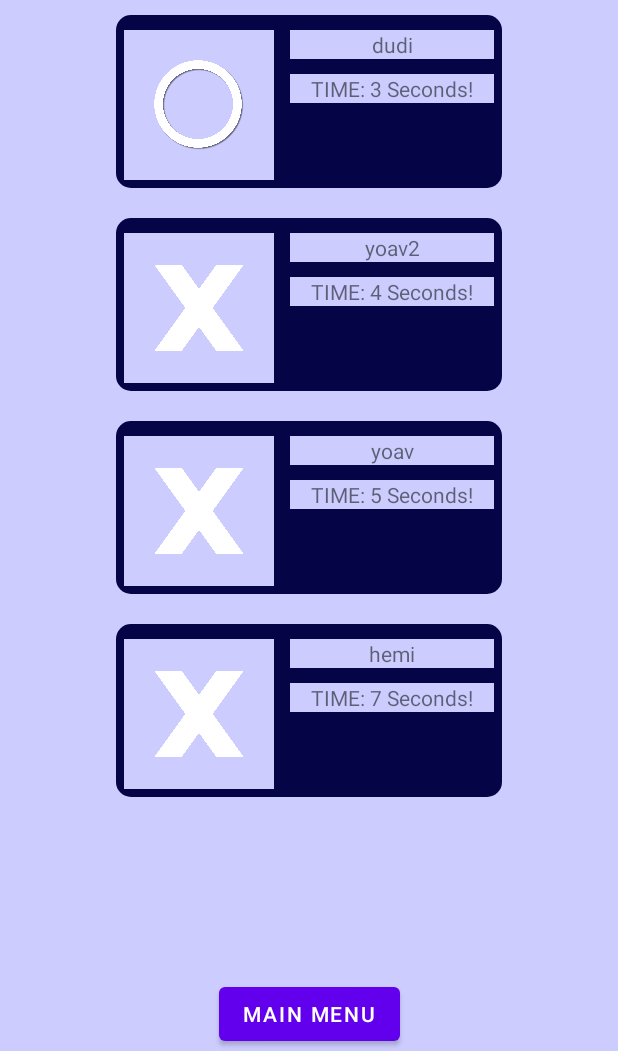
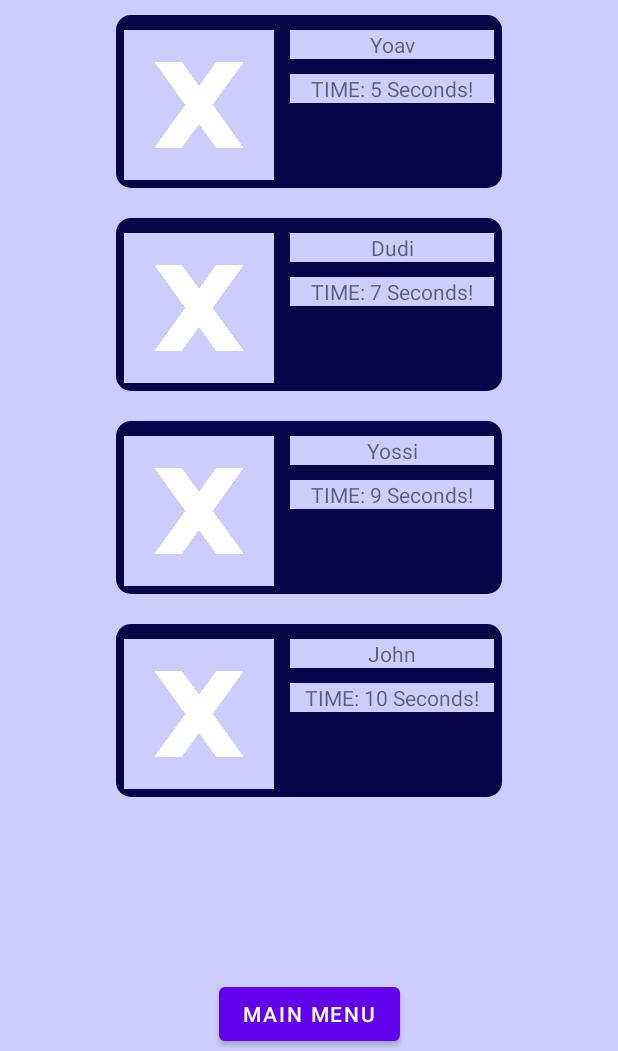
Before and after one commit to YoafOvershoes/tictactoe-android, an Android app: the GameRecordsActivity screen opened directly, with no data from a screen before it, on a phone screen of 412 x 824 dp, the part 185-1236 px from its top. Run offline under Robolectric (Android 15) with nearby library versions, the phone set to English and light mode, and no system bars; our stand-ins replace Room's generated code.

Commit message:
10Records

```diff
--- a/TicTacToe/app/build.gradle
+++ b/TicTacToe/app/build.gradle
@@ -32,6 +32,7 @@ dependencies {
     implementation 'androidx.appcompat:appcompat:1.4.1'
     implementation 'com.google.android.material:material:1.5.0'
     implementation 'androidx.constraintlayout:constraintlayout:2.1.3'
+    implementation 'androidx.room:room-common:2.3.0'
     testImplementation 'junit:junit:4.13.2'
     androidTestImplementation 'androidx.test.ext:junit:1.1.3'
     androidTestImplementation 'androidx.test.espresso:espresso-core:3.4.0'
--- a/TicTacToe/app/src/main/java/com/example/tictactoe/AppDatabase.java
+++ b/TicTacToe/app/src/main/java/com/example/tictactoe/AppDatabase.java
@@ -50,14 +50,10 @@ public abstract class AppDatabase extends RoomDatabase {
                 GameRecordDao dao = INSTANCE.gameRecordDao();
                 dao.deleteAll();
 
-                GameRecord record = new GameRecord("yoav", 5, 0);
-                dao.insert(record);
-                record = new GameRecord("hemi", 7, 0);
-                dao.insert(record);
-                record = new GameRecord("dudi", 3, 1);
-                dao.insert(record);
-                record = new GameRecord("yoav2", 4, 0);
-                dao.insert(record);
+                dao.insert(new GameRecord("Yoav", 5, 0));
+                dao.insert(new GameRecord("John", 10, 0));
+                dao.insert(new GameRecord("Yossi", 9, 0));
+                dao.insert(new GameRecord("Dudi", 7, 0));
             });
         }
     };
--- a/TicTacToe/app/src/main/java/com/example/tictactoe/GameRecordDao.java
+++ b/TicTacToe/app/src/main/java/com/example/tictactoe/GameRecordDao.java
@@ -7,7 +7,6 @@ import androidx.room.Insert;
 import androidx.room.OnConflictStrategy;
 import androidx.room.Query;
 
-import java.util.ArrayList;
 import java.util.List;
 
 @Dao
--- a/TicTacToe/app/src/main/java/com/example/tictactoe/GameRecordsActivity.java
+++ b/TicTacToe/app/src/main/java/com/example/tictactoe/GameRecordsActivity.java
@@ -7,7 +7,6 @@ import androidx.recyclerview.widget.RecyclerView;
 
 import android.content.Intent;
 import android.os.Bundle;
-import android.util.Log;
 import android.widget.Button;
 
 import java.util.ArrayList;
@@ -15,15 +14,14 @@ import java.util.ArrayList;
 public class GameRecordsActivity extends AppCompatActivity {
 
     public static final int NEW_WORD_ACTIVITY_REQUEST_CODE = 1;
-
-    private RecordViewModel mRecordViewModel;
+    static final int NOT_A_GAME_RECORD = -1;
     RecyclerView recyclerView;
-    static final int NOT_A_GAME_RECORD = -1;
     ArrayList<GameRecord> gameRecords;
     int gameTime;
     int playerType;
+    Button mainMenuButton;
+    private RecordViewModel mRecordViewModel;
 
-    Button mainMenuButton;
     @Override
     protected void onCreate(Bundle savedInstanceState) {
 
@@ -55,18 +53,15 @@ public class GameRecordsActivity extends AppCompatActivity {
             gameRecords.clear();
 
             for (int recordIndex = 0; recordIndex < records.size(); recordIndex++) {
-                Log.i("Record", "" + records.get(recordIndex).record);
                 gameRecords.add(records.get(recordIndex));
             }
 
             if (gameTime != NOT_A_GAME_RECORD) {
                 for (int recordIndex = 0; recordIndex < records.size(); recordIndex++) {
-                    if (gameTime < records.get(recordIndex).getRecord()) {
-                        Log.i("RecordSurpassed", "old time " + records.get(recordIndex).record + " new time " + gameTime);
+                    if (gameTime < records.get(recordIndex).getRecord() || records.size() + 1 < 10) {
                         Intent recordsIntent = new Intent(this, NewRecordActivity.class);
                         recordsIntent.putExtra("time", gameTime);
                         recordsIntent.putExtra("player_type", playerType);
-                        //playerType = getIntent().getIntExtra("player_type", );
                         recordIndex = records.size();
                         startActivity(recordsIntent);
                         finish();
--- a/TicTacToe/app/src/main/java/com/example/tictactoe/IntroActivity.java
+++ b/TicTacToe/app/src/main/java/com/example/tictactoe/IntroActivity.java
@@ -3,7 +3,6 @@ package com.example.tictactoe;
 import android.content.Intent;
 import android.content.SharedPreferences;
 import android.os.Bundle;
-import android.util.Log;
 import android.widget.Button;
 
 import androidx.appcompat.app.AppCompatActivity;
--- a/TicTacToe/app/src/main/java/com/example/tictactoe/IntroFragment.java
+++ b/TicTacToe/app/src/main/java/com/example/tictactoe/IntroFragment.java
@@ -1,15 +1,12 @@
 package com.example.tictactoe;
 
-import android.content.Context;
 import android.os.Bundle;
-import android.util.Log;
 import android.view.LayoutInflater;
 import android.view.View;
 import android.view.ViewGroup;
 import android.widget.ImageView;
 import android.widget.TextView;
 
-import androidx.annotation.Nullable;
 import androidx.fragment.app.Fragment;
 
 public class IntroFragment extends Fragment {
@@ -37,7 +34,6 @@ public class IntroFragment extends Fragment {
 
     @Override
     public View onCreateView(LayoutInflater inflater, ViewGroup container, Bundle savedInstanceState) {
-        Log.d(TAG, "onCreateView" + data.getText());
 
         View view = getActivity().getLayoutInflater().inflate(R.layout.fragment_intro, container, false);
         view.setTag(position);
--- a/TicTacToe/app/src/main/java/com/example/tictactoe/MainActivity.java
+++ b/TicTacToe/app/src/main/java/com/example/tictactoe/MainActivity.java
@@ -6,9 +6,7 @@ import java.util.concurrent.TimeUnit;
 
 import android.content.Intent;
 import android.os.Bundle;
-import android.util.Log;
 import android.widget.Button;
-import android.widget.GridLayout;
 import android.widget.ImageView;
 import android.widget.TextView;
 
@@ -81,7 +79,6 @@ public class MainActivity extends AppCompatActivity {
             int finalCellIndex = cellIndex;
             cellArray[cellIndex].setOnClickListener(view -> {
                 currTurn++;
-                Log.i("TAG", "clicked " + cellID);
                 if (gameBoardArray[finalCellIndex] != NO_PLAYER_ID)
                     return;
 
--- a/TicTacToe/app/src/main/res/layout/activity_main.xml
+++ b/TicTacToe/app/src/main/res/layout/activity_main.xml
@@ -29,13 +29,14 @@
         android:layout_width="wrap_content"
         android:layout_height="wrap_content"
         android:fontFamily="@font/poppins"
+        android:text="@string/player_1"
         android:textColor="@color/white"
-        android:text="@string/player_1"
         android:textFontWeight="800"
         android:textSize="32sp"
+        app:layout_constraintBottom_toTopOf="@+id/linearLayout"
         app:layout_constraintEnd_toEndOf="parent"
         app:layout_constraintStart_toStartOf="parent"
-        app:layout_constraintTop_toBottomOf="@id/txtheader"/>
+        app:layout_constraintTop_toBottomOf="@id/txtheader" />
 
     <LinearLayout
         android:id="@+id/linearLayout"
```
Also changed, not shown: TicTacToe/app/src/main/res/layout/fragment_intro.xml (+6 -4 lines).
